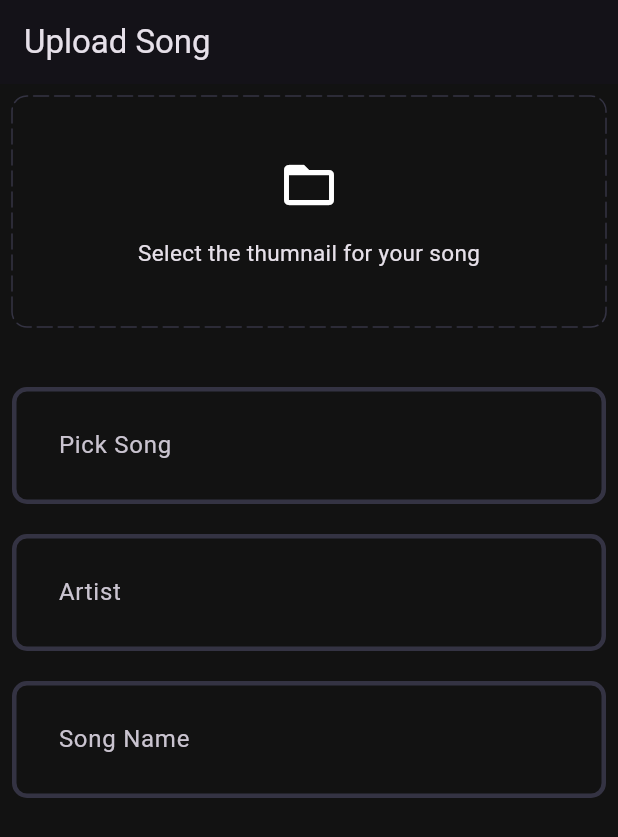
After one commit to HamadaStudy/musicapp, a Flutter app: the UploadSongPage screen opened directly, on a phone screen of 412 x 824 dp. The commit adds this screen. Shown: the top 837 px of the screen. Run offline on Flutter 3.47's test engine with Material 3 defaults, Android fonts, the phone set to English and light mode, and no system bars; drawn by our look-alikes of dotted_border; our stand-ins replace flutter_riverpod, fpdart, riverpod_annotation, shared_preferences; accounts and stored records are empty; generated files the repository leaves out were written again.

Commit message:
home画面の入力フォーム実装完了

```diff
--- a/client/lib/features/auth/view/widgets/custom_field.dart
+++ b/client/lib/core/widgets/custom_field.dart
@@ -2,23 +2,29 @@ import 'package:flutter/material.dart';
 
 class CustomField extends StatelessWidget {
   final String hintText;
-  final TextEditingController controller;
+  final TextEditingController? controller;
   final bool isObscureText;
+  final bool readOnly;
+  final VoidCallback? onTap;
   const CustomField({
     super.key,
     required this.hintText,
     required this.controller,
     this.isObscureText = false,
+    this.readOnly = false,
+    this.onTap
   });
 
   @override
   Widget build(BuildContext context) {
     return TextFormField(
+      onTap: onTap,
+      readOnly: readOnly,
       controller: controller,
       decoration: InputDecoration(hintText: hintText),
       obscureText: isObscureText,
       validator: (val) {
-        if(val!.trim().isEmpty) {
+        if (val!.trim().isEmpty) {
           return "$hintText is missing!";
         }
         return null;
--- a/client/lib/features/auth/view/pages/login_page.dart
+++ b/client/lib/features/auth/view/pages/login_page.dart
@@ -2,8 +2,8 @@ import 'package:client/core/utils.dart';
 import 'package:client/features/auth/repositories/auth_remote_repository.dart';
 import 'package:client/features/auth/view/pages/signup_page.dart';
 import 'package:client/features/auth/view/widgets/auth_gradient_button.dart';
-import 'package:client/features/auth/view/widgets/custom_field.dart';
-import 'package:client/features/auth/view/widgets/loader.dart';
+import 'package:client/core/widgets/custom_field.dart';
+import 'package:client/core/widgets/loader.dart';
 import 'package:client/features/auth/view_model/auth_view_model.dart';
 import 'package:client/features/home/view/pages/home_page.dart';
 import 'package:flutter/material.dart';
--- a/client/lib/features/auth/view/pages/signup_page.dart
+++ b/client/lib/features/auth/view/pages/signup_page.dart
@@ -1,8 +1,8 @@
 import 'package:client/core/utils.dart';
 import 'package:client/features/auth/view/pages/login_page.dart';
 import 'package:client/features/auth/view/widgets/auth_gradient_button.dart';
-import 'package:client/features/auth/view/widgets/custom_field.dart';
-import 'package:client/features/auth/view/widgets/loader.dart';
+import 'package:client/core/widgets/custom_field.dart';
+import 'package:client/core/widgets/loader.dart';
 import 'package:client/features/auth/view_model/auth_view_model.dart';
 import 'package:flutter/material.dart';
 import 'package:client/core/theme/app_pallete.dart';
--- /dev/null
+++ b/client/lib/features/home/view/pages/upload_song_page.dart
@@ -0,0 +1,66 @@
+import 'package:client/core/theme/app_pallete.dart';
+import 'package:client/core/theme/thema.dart';
+import 'package:client/core/widgets/custom_field.dart';
+import 'package:dotted_border/dotted_border.dart';
+import 'package:flutter/material.dart';
+import 'package:flutter_riverpod/flutter_riverpod.dart';
+
+class UploadSongPage extends ConsumerStatefulWidget {
+  const UploadSongPage({super.key});
+
+  @override
+  ConsumerState<ConsumerStatefulWidget> createState() => _UploadSongPageState();
+}
+
+class _UploadSongPageState extends ConsumerState<UploadSongPage> {
+  final artistController = TextEditingController();
+  final songNameController = TextEditingController();
+
+  @override
+  Widget build(BuildContext context) {
+    return Scaffold(
+      appBar: AppBar(title: Text('Upload Song')),
+      body: Padding(
+        padding: const EdgeInsets.all(8.0),
+        child: Column(
+          children: [
+            DottedBorder(
+              options: RoundedRectDottedBorderOptions(
+                radius: const Radius.circular(10),
+                color: Pallete.borderColor,
+                dashPattern: [10, 4],
+                strokeCap: StrokeCap.round,
+              ),
+              child: SizedBox(
+                height: 150,
+                width: double.infinity,
+                child: Column(
+                  mainAxisAlignment: MainAxisAlignment.center,
+                  children: [
+                    Icon(Icons.folder_open, size: 40),
+                    const SizedBox(height: 15),
+                    Text(
+                      'Select the thumnail for your song',
+                      style: TextStyle(fontSize: 15),
+                    ),
+                  ],
+                ),
+              ),
+            ),
+            const SizedBox(height: 40),
+            CustomField(
+              hintText: 'Pick Song',
+              controller: null,
+              readOnly: true,
+              onTap: () {},
+            ),
+            const SizedBox(height: 20),
+            CustomField(hintText: 'Artist', controller: artistController),
+            const SizedBox(height: 20),
+            CustomField(hintText: 'Song Name', controller: songNameController),
+          ],
+        ),
+      ),
+    );
+  }
+}
--- a/client/lib/main.dart
+++ b/client/lib/main.dart
@@ -2,6 +2,7 @@ import 'package:client/core/provider/current_user_notifier.dart';
 import 'package:client/features/auth/model/user_model.dart';
 import 'package:client/features/auth/view_model/auth_view_model.dart';
 import 'package:client/features/home/view/pages/home_page.dart';
+import 'package:client/features/home/view/pages/upload_song_page.dart';
 import 'package:flutter/material.dart';
 import 'package:client/features/auth/view/pages/signup_page.dart';
 import 'package:client/features/auth/view/pages/login_page.dart';
@@ -56,7 +57,7 @@ class _MyAppState extends ConsumerState<MyApp> {
     return MaterialApp(
       title: 'Music App',
       theme: AppTheme.darkThemeMode,
-      home: currentUser == null ? const SignupPage() : const HomePage(),
+      home: currentUser == null ? const SignupPage() : const UploadSongPage(),
     );
   }
 }
--- a/client/pubspec.yaml
+++ b/client/pubspec.yaml
@@ -17,6 +17,7 @@ dependencies:
   fpdart: ^2.0.0-dev.3
   flutter_riverpod: ^3.0.0
   riverpod_annotation: ^3.0.0
+  dotted_border: ^3.1.0
 
 dev_dependencies:
   flutter_test:
```
Also changed, not shown: client/lib/core/widgets/loader.dart (renamed from client/lib/features/auth/view/widgets/loader.dart), client/pubspec.lock.
